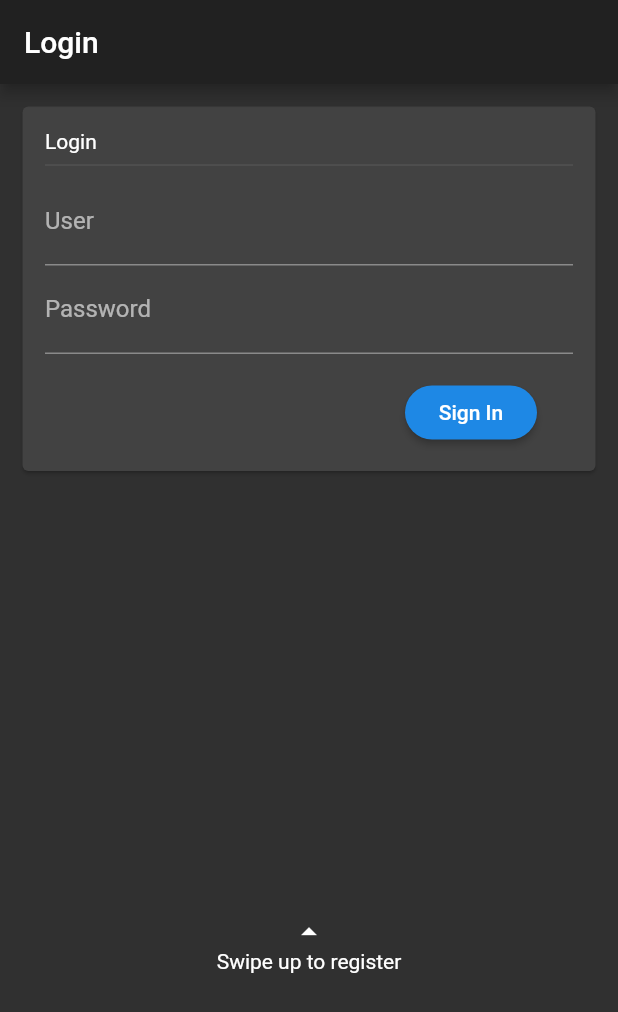
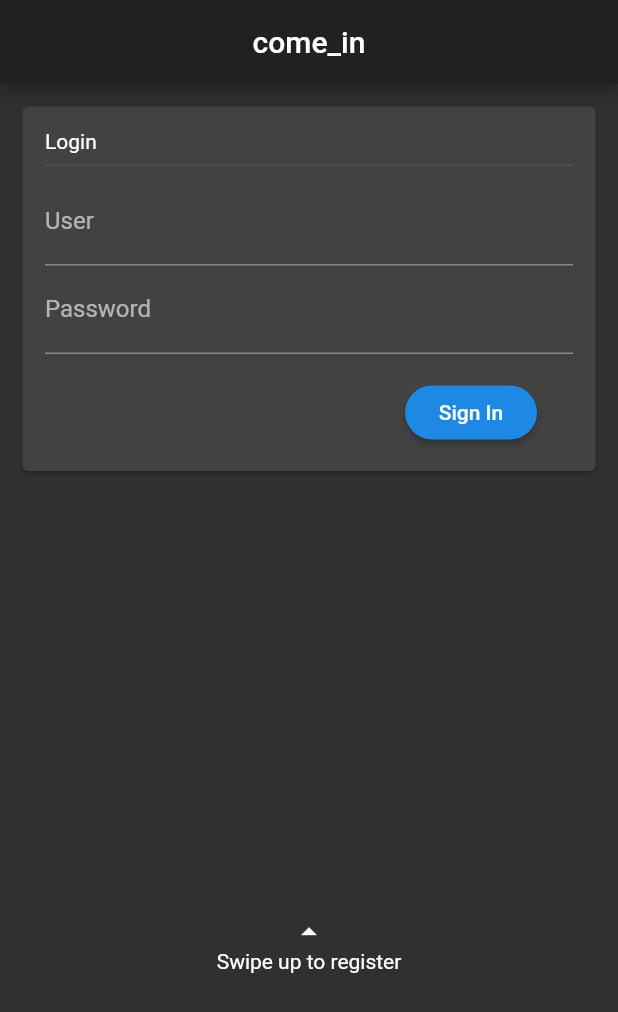
Before and after one commit to facubarafani/come_in, a Flutter app: the screen it shows after launch, on a phone screen of 412 x 824 dp. Shown: the top 1012 px of the screen. Run offline on Flutter 3.47's test engine with Material 2 defaults, Android fonts, the phone set to English and light mode, and no system bars.

```diff
--- a/lib/ui/login_page.dart
+++ b/lib/ui/login_page.dart
@@ -98,7 +98,8 @@ class _LoginPageState extends State<LoginPage> {
   Widget build(BuildContext context) {
     return Scaffold(
       appBar: AppBar(
-        title: Text('Login'),
+        centerTitle: true,
+        title: Text('come_in'),
       ),
       body: PageView(
         scrollDirection: Axis.vertical,
--- a/pubspec.yaml
+++ b/pubspec.yaml
@@ -20,6 +20,7 @@ dependencies:
   flutter:
     sdk: flutter
   rxdart: ^0.22.0
+  firebase_auth: ^0.11.1+7
 
   # The following adds the Cupertino Icons font to your application.
   # Use with the CupertinoIcons class for iOS style icons.
```
Also changed, not shown: pubspec.lock.
